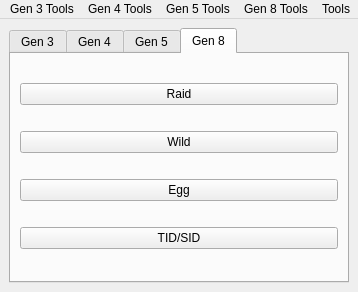
Above: Source/Forms/MainWindow.ui from Admiral-Fish/PokeFinder before the change. Below: the same form after it.
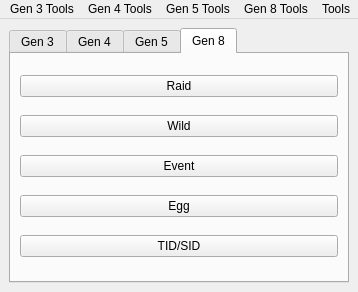
That is the form after the change. The open tabs and pages were chosen to show the change. Icons and pictures are not drawn.

Diff of the .ui file:
```diff
--- a/Source/Forms/MainWindow.ui
+++ b/Source/Forms/MainWindow.ui
@@ -162,13 +162,6 @@
         <string>Gen 8</string>
        </attribute>
        <layout class="QGridLayout" name="gridLayout_9">
-        <item row="2" column="0">
-         <widget class="QPushButton" name="pushButtonEgg8">
-          <property name="text">
-           <string>Egg</string>
-          </property>
-         </widget>
-        </item>
         <item row="0" column="0">
          <widget class="QPushButton" name="pushButtonRaid">
           <property name="text">
@@ -183,13 +176,27 @@
           </property>
          </widget>
         </item>
-        <item row="3" column="0">
+        <item row="4" column="0">
          <widget class="QPushButton" name="pushButtonIDs8">
           <property name="text">
            <string>TID/SID</string>
           </property>
          </widget>
         </item>
+        <item row="3" column="0">
+         <widget class="QPushButton" name="pushButtonEgg8">
+          <property name="text">
+           <string>Egg</string>
+          </property>
+         </widget>
+        </item>
+        <item row="2" column="0">
+         <widget class="QPushButton" name="pushButtonEvent8">
+          <property name="text">
+           <string>Event</string>
+          </property>
+         </widget>
+        </item>
        </layout>
       </widget>
      </widget>
```
Left out of the diff: 24 changed lines with no effect on the pictures.
